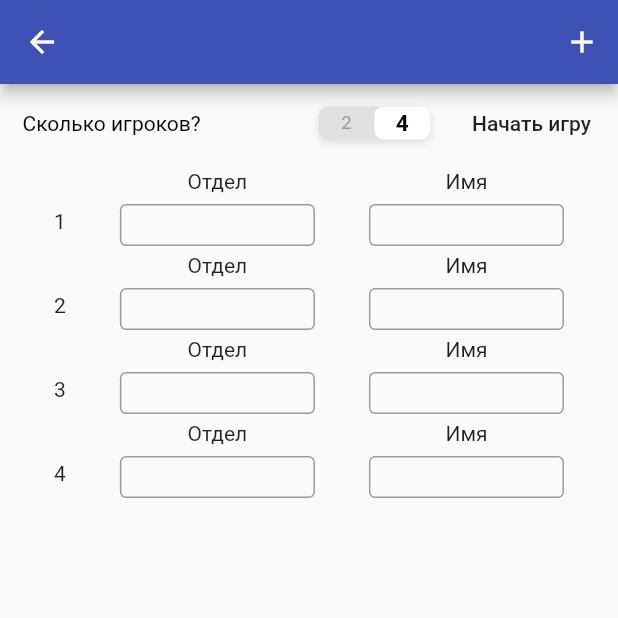
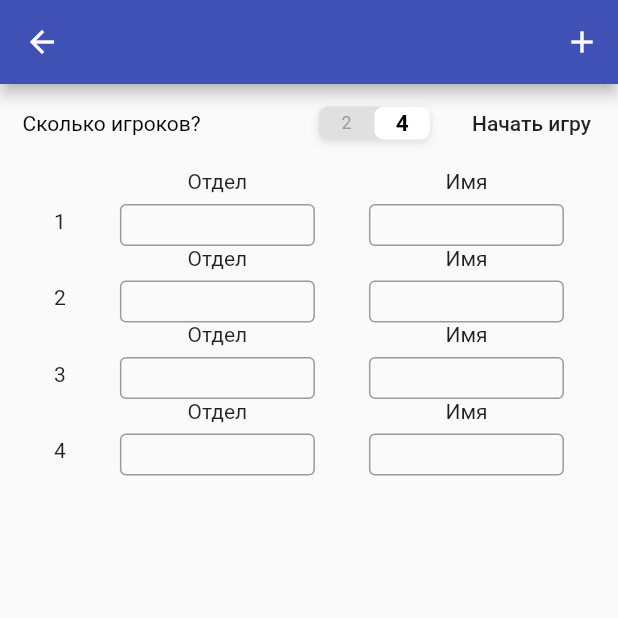
Before and after one commit to VikaBels/Tennis, a Flutter app: the PageTwo screen opened by its route, item 2 of the bottom bar chosen, on a phone screen of 412 x 824 dp, the top half of it. Run offline on Flutter 3.47's test engine with Material 2 defaults, Android fonts, the phone set to English and light mode, and no system bars; drawn by our look-alikes of flutter_toggle_tab; our stand-ins replace sqflite; accounts and stored records are empty.

Commit message:
pageOne/Two

```diff
--- a/lib/screens/PageOne.dart
+++ b/lib/screens/PageOne.dart
@@ -73,7 +73,7 @@ class PageOne extends StatelessWidget {
                   ],
                 ),
                 onPressed: () {
-                  Navigator.of(context).pushNamed(AboutGame.routeName);
+                  Navigator.of(context).pushNamed(Home.routeName);
                 }),
           ],
         ),
--- a/lib/screens/PageTwo.dart
+++ b/lib/screens/PageTwo.dart
@@ -8,13 +8,6 @@ import 'package:table_tennis/widgets/AboutPerson.dart';
 import 'package:flutter_toggle_tab/flutter_toggle_tab.dart';
 
 class PageTwo extends StatefulWidget {
-  final nameOne;
-  final nameTwo;
-  final depOne;
-  final depTwo;
-
-  PageTwo({this.nameOne, this.nameTwo, this.depOne, this.depTwo});
-
   static const routeName = '/pagetwo';
 
   @override
@@ -86,12 +79,7 @@ class _PageTwoState extends State<PageTwo> {
                 SizedBox(width: 20),
                 TextButton(
                   onPressed: () {
-                    if (widget.nameOne != '' &&
-                        widget.nameTwo != '' &&
-                        widget.depOne != '' &&
-                        widget.depTwo != '') {
-                      Navigator.of(context).pushNamed(NewGame.routeName);
-                    }
+                    Navigator.of(context).pushNamed(NewGame.routeName);
                   },
                   child: Text(
                     'Начать игру',
@@ -101,31 +89,19 @@ class _PageTwoState extends State<PageTwo> {
               ],
             ),
           ),
-          isTwo ? twoPeople(context) : fourPeople(context),
+          isTwo ? peopleList(2) : peopleList(4),
         ],
       ),
     );
   }
 }
 
-Widget twoPeople(BuildContext context) {
-  return Column(
-    children: [
-      AboutPerson(1),
-      SizedBox(height: 5),
-      AboutPerson(2),
-      SizedBox(height: 5),
-    ],
+Widget peopleList(int num) {
+  return ListView.builder(
+    shrinkWrap: true,
+    itemBuilder: (context, index) {
+      return AboutPerson(++index);
+    },
+    itemCount: num,
   );
 }
-
-Widget fourPeople(BuildContext context) {
-  return Column(
-    children: [
-      twoPeople(context),
-      AboutPerson(3),
-      SizedBox(height: 5),
-      AboutPerson(4),
-    ],
-  );
-}
```
